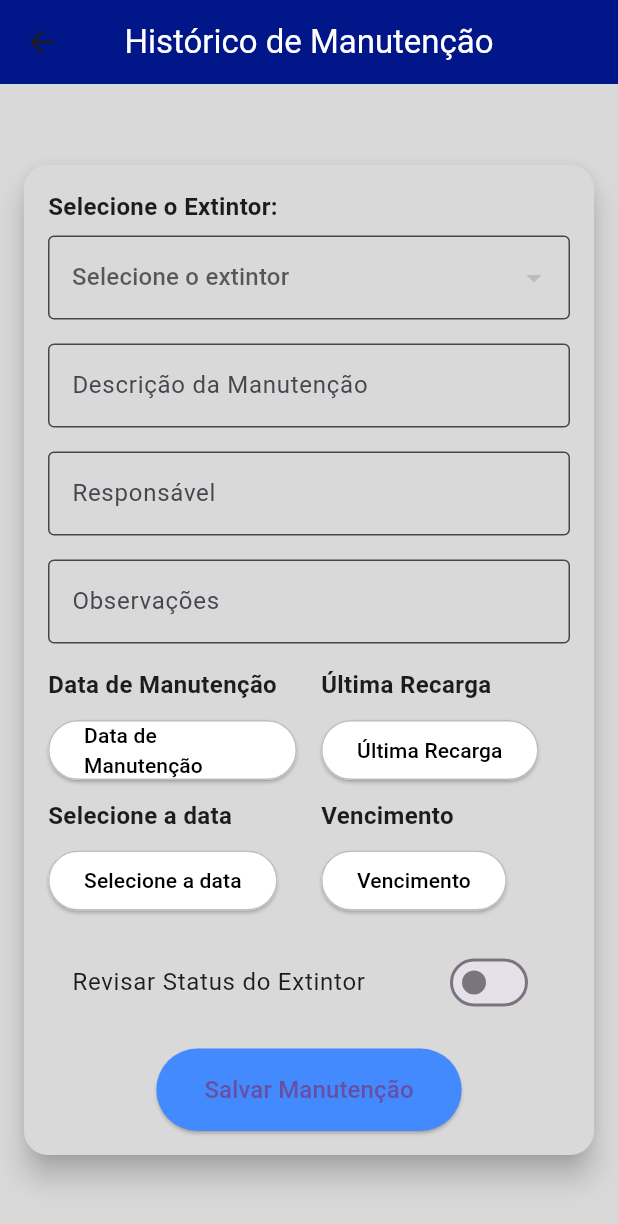
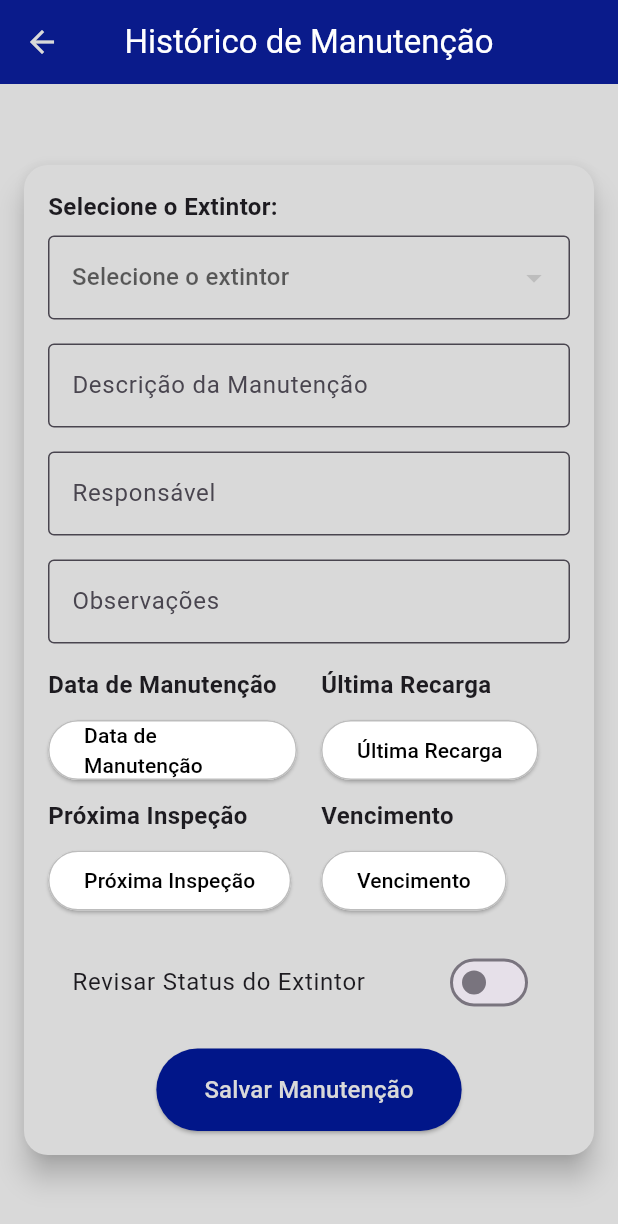
Before and after one commit to febeatriz/app_metro, a Flutter app: the ManutencaoExtintorPage screen opened directly, on a phone screen of 412 x 824 dp. Shown: the top 1224 px of the screen. Run offline on Flutter 3.47's test engine with Material 3 defaults, Android fonts, the phone set to English and light mode, and no system bars; our stand-ins replace image_picker, pdf, printing, qr_flutter, shared_preferences; missing offline and left inert: qr_code_scanner_plus; accounts and stored records are empty; network calls fail.

Commit message:
Update Tela_Manutencao.dart

```diff
--- a/lib/src/telas/Tela_Manutencao.dart
+++ b/lib/src/telas/Tela_Manutencao.dart
@@ -116,6 +116,8 @@ class _ManutencaoExtintorPageState extends State<ManutencaoExtintorPage> {
         ),
         centerTitle: true,
         backgroundColor: const Color(0xFF011689),
+        elevation: 4,
+        iconTheme: const IconThemeData(color: Color(0xFFD9D9D9)),
       ),
       body: Center(
         child: Card(
@@ -187,7 +189,7 @@ class _ManutencaoExtintorPageState extends State<ManutencaoExtintorPage> {
                     children: [
                       Expanded(
                         child: _buildDateField(
-                            "Selecione a data", proximaInspecao, 'inspecao'),
+                            "Próxima Inspeção", proximaInspecao, 'inspecao'),
                       ),
                       const SizedBox(width: 16),
                       Expanded(
@@ -212,13 +214,13 @@ class _ManutencaoExtintorPageState extends State<ManutencaoExtintorPage> {
                     child: ElevatedButton(
                       onPressed: _salvarManutencao,
                       style: ElevatedButton.styleFrom(
-                        backgroundColor: Colors.blueAccent,
+                        backgroundColor: const Color(0xFF011689),
                         padding: const EdgeInsets.symmetric(
                             horizontal: 32, vertical: 16),
                       ),
                       child: const Text(
                         "Salvar Manutenção",
-                        style: TextStyle(fontSize: 16),
+                        style: TextStyle(fontSize: 16, color: Color(0xFFD9D9D9)),
                       ),
                     ),
                   ),
```
